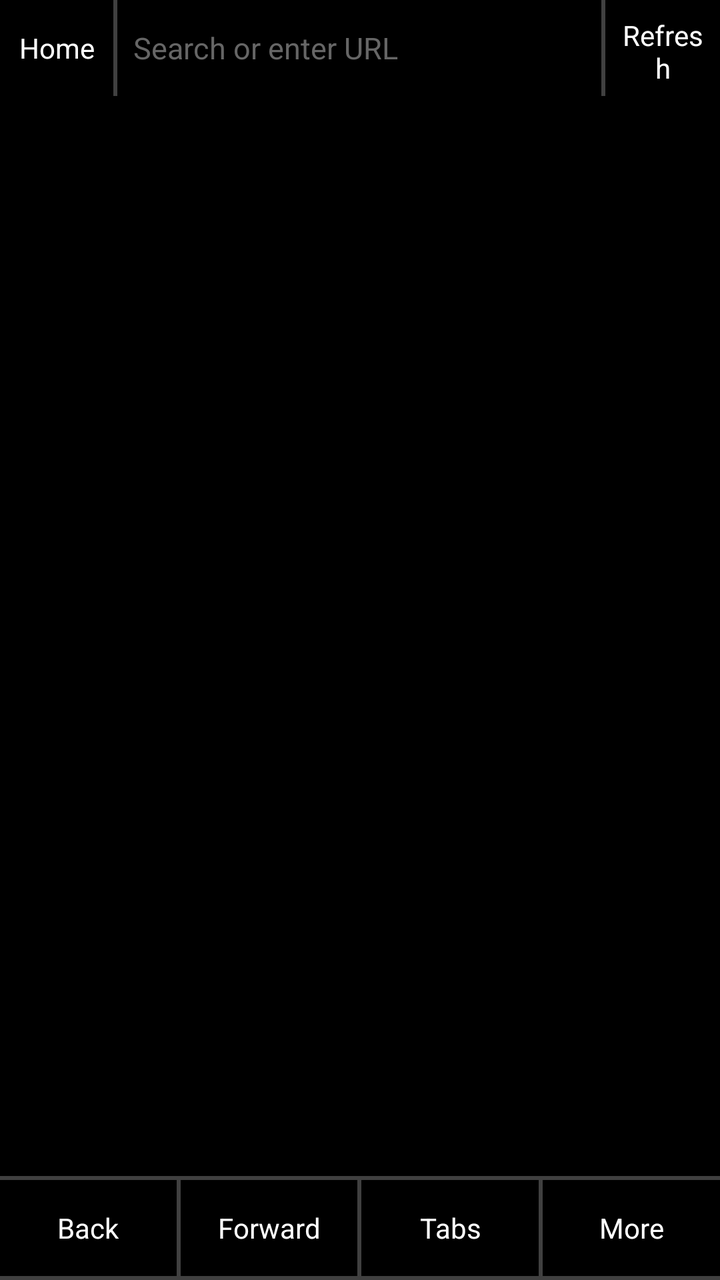
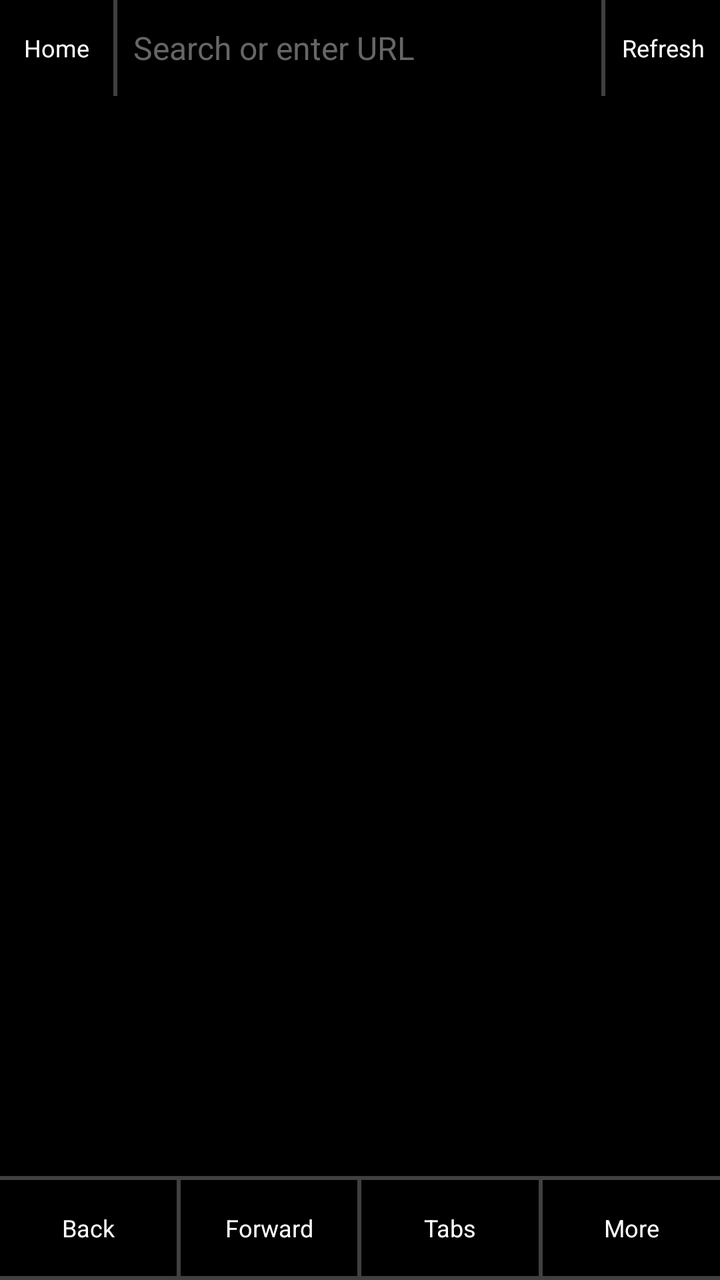

Two renders of the same Android screen: before a commit and after it. Below are the layout's source before the change and the commit's diff.
<!-- AndroidManifest.xml: application theme Theme.ITNSecureBrowser -->
<!-- res/layout/activity_main.xml -->
<?xml version="1.0" encoding="utf-8"?>
<LinearLayout xmlns:android="http://schemas.android.com/apk/res/android"
    android:layout_width="match_parent"
    android:layout_height="match_parent"
    android:orientation="vertical"
    android:background="@color/bg">

    <LinearLayout
        android:layout_width="match_parent"
        android:layout_height="@dimen/row_height"
        android:orientation="horizontal"
        android:weightSum="100"
        android:gravity="center">

        <TextView
            android:id="@+id/btnHome"
            android:layout_width="0dp"
            android:layout_height="match_parent"
            android:layout_weight="16"
            android:gravity="center"
            android:padding="@dimen/element_padding"
            android:text="Home"
            android:textColor="@color/text_primary"
            android:textSize="14sp"
            android:background="?android:attr/selectableItemBackground" />

        <View
            android:layout_width="@dimen/divider"
            android:layout_height="match_parent"
            android:background="@drawable/divider_vertical" />

        <EditText
            android:id="@+id/urlBar"
            android:layout_width="0dp"
            android:layout_height="match_parent"
            android:layout_weight="68"
            android:background="@android:color/transparent"
            android:hint="@string/hint_search"
            android:textColorHint="@color/text_hint"
            android:textColor="@color/text_primary"
            android:textSize="15sp"
            android:singleLine="true"
            android:imeOptions="actionGo"
            android:inputType="textUri"
            android:padding="@dimen/element_padding" />

        <View
            android:layout_width="@dimen/divider"
            android:layout_height="match_parent"
            android:background="@drawable/divider_vertical" />

        <TextView
            android:id="@+id/btnRefreshStop"
            android:layout_width="0dp"
            android:layout_height="match_parent"
            android:layout_weight="16"
            android:gravity="center"
            android:padding="@dimen/element_padding"
            android:text="Refresh"
            android:textColor="@color/text_primary"
            android:textSize="14sp"
            android:background="?android:attr/selectableItemBackground" />
    </LinearLayout>

    <ProgressBar
        android:id="@+id/progressBar"
        style="?android:attr/progressBarStyleHorizontal"
        android:layout_width="match_parent"
        android:layout_height="@dimen/divider"
        android:max="100"
        android:visibility="gone" />

    <FrameLayout
        android:id="@+id/webViewContainer"
        android:layout_width="match_parent"
        android:layout_height="0dp"
        android:layout_weight="1" />

    <View
        android:layout_width="match_parent"
        android:layout_height="@dimen/divider"
        android:background="@drawable/divider_horizontal" />

    <LinearLayout
        android:layout_width="match_parent"
        android:layout_height="@dimen/row_height"
        android:orientation="horizontal"
        android:weightSum="100"
        android:gravity="center">

        <TextView
            android:id="@+id/btnBack"
            android:layout_width="0dp"
            android:layout_height="match_parent"
            android:layout_weight="25"
            android:gravity="center"
            android:padding="@dimen/element_padding"
            android:text="Back"
            android:textColor="@color/text_primary"
            android:textSize="14sp"
            android:background="?android:attr/selectableItemBackground" />

        <View
            android:layout_width="@dimen/divider"
            android:layout_height="match_parent"
            android:background="@drawable/divider_vertical" />

        <TextView
            android:id="@+id/btnForward"
            android:layout_width="0dp"
            android:layout_height="match_parent"
            android:layout_weight="25"
            android:gravity="center"
            android:padding="@dimen/element_padding"
            android:text="Forward"
            android:textColor="@color/text_primary"
            android:textSize="14sp"
            android:background="?android:attr/selectableItemBackground" />

        <View
            android:layout_width="@dimen/divider"
            android:layout_height="match_parent"
            android:background="@drawable/divider_vertical" />

        <TextView
            android:id="@+id/btnTabs"
            android:layout_width="0dp"
            android:layout_height="match_parent"
            android:layout_weight="25"
            android:gravity="center"
            android:padding="@dimen/element_padding"
            android:text="Tabs"
            android:textColor="@color/text_primary"
            android:textSize="14sp"
            android:background="?android:attr/selectableItemBackground" />

        <View
            android:layout_width="@dimen/divider"
            android:layout_height="match_parent"
            android:background="@drawable/divider_vertical" />

        <TextView
            android:id="@+id/btnMore"
            android:layout_width="0dp"
            android:layout_height="match_parent"
            android:layout_weight="25"
            android:gravity="center"
            android:padding="@dimen/element_padding"
            android:text="More"
            android:textColor="@color/text_primary"
            android:textSize="14sp"
            android:background="?android:attr/selectableItemBackground" />
    </LinearLayout>

    <View
        android:layout_width="match_parent"
        android:layout_height="@dimen/divider"
        android:background="@drawable/divider_horizontal" />
</LinearLayout>
<!-- resources referenced by this layout -->
<resources>
  <color name="bg">@android:color/black</color>
  <color name="text_hint">#FF666666</color>
  <color name="text_primary">@android:color/white</color>
  <dimen name="divider">2dp</dimen>
  <dimen name="element_padding">8dp</dimen>
  <dimen name="row_height">48dp</dimen>
  <!-- drawable divider_horizontal (drawable) -->
  <?xml version="1.0" encoding="utf-8"?>
  <shape xmlns:android="http://schemas.android.com/apk/res/android"
      android:shape="rectangle">
      <solid android:color="@color/divider" />
      <size android:height="@dimen/divider" />
  </shape>
  <!-- drawable divider_vertical (drawable) -->
  <?xml version="1.0" encoding="utf-8"?>
  <shape xmlns:android="http://schemas.android.com/apk/res/android"
      android:shape="rectangle">
      <solid android:color="@color/divider" />
      <size android:width="@dimen/divider" />
  </shape>
  <string name="hint_search">Search or enter URL</string>
  <style name="Theme.ITNSecureBrowser" parent="android:Theme.Material.NoActionBar">
          <item name="android:windowNoTitle">true</item>
          <item name="android:windowFullscreen">false</item>
          <item name="android:statusBarColor">@android:color/transparent</item>
          <item name="android:navigationBarColor">@android:color/transparent</item>
      </style>
  <color name="divider">#80808080</color>
</resources>

<!-- the commit's change to res/layout/activity_main.xml (unified diff, before → after) -->
@@ -21,7 +21,7 @@
             android:padding="@dimen/element_padding"
             android:text="Home"
             android:textColor="@color/text_primary"
-            android:textSize="14sp"
+            android:textSize="12sp"
             android:background="?android:attr/selectableItemBackground" />
 
         <View
@@ -38,7 +38,7 @@
             android:hint="@string/hint_search"
             android:textColorHint="@color/text_hint"
             android:textColor="@color/text_primary"
-            android:textSize="15sp"
+            android:textSize="16sp"
             android:singleLine="true"
             android:imeOptions="actionGo"
             android:inputType="textUri"
@@ -58,7 +58,7 @@
             android:padding="@dimen/element_padding"
             android:text="Refresh"
             android:textColor="@color/text_primary"
-            android:textSize="14sp"
+            android:textSize="12sp"
             android:background="?android:attr/selectableItemBackground" />
     </LinearLayout>
 
@@ -97,7 +97,7 @@
             android:padding="@dimen/element_padding"
             android:text="Back"
             android:textColor="@color/text_primary"
-            android:textSize="14sp"
+            android:textSize="12sp"
             android:background="?android:attr/selectableItemBackground" />
 
         <View
@@ -114,7 +114,7 @@
             android:padding="@dimen/element_padding"
             android:text="Forward"
             android:textColor="@color/text_primary"
-            android:textSize="14sp"
+            android:textSize="12sp"
             android:background="?android:attr/selectableItemBackground" />
 
         <View
@@ -131,7 +131,7 @@
             android:padding="@dimen/element_padding"
             android:text="Tabs"
             android:textColor="@color/text_primary"
-            android:textSize="14sp"
+            android:textSize="12sp"
             android:background="?android:attr/selectableItemBackground" />
 
         <View
@@ -148,7 +148,7 @@
             android:padding="@dimen/element_padding"
             android:text="More"
             android:textColor="@color/text_primary"
-            android:textSize="14sp"
+            android:textSize="12sp"
             android:background="?android:attr/selectableItemBackground" />
     </LinearLayout>
 
